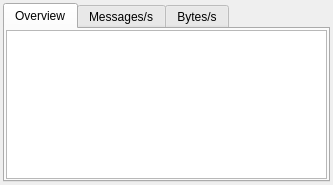
Above: plugin/dltstatisticplugin/form.ui from COVESA/dlt-viewer before the change. Below: the same form after it.
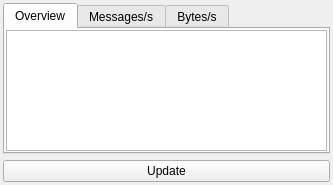
That is the form after the change.

Commit message: Added update button to statistic plugin.

Diff of the .ui file:
```diff
--- a/plugin/dltstatisticplugin/form.ui
+++ b/plugin/dltstatisticplugin/form.ui
@@ -26,7 +26,7 @@
    <property name="bottomMargin">
     <number>3</number>
    </property>
-   <item row="0" column="0">
+   <item row="1" column="0">
     <widget class="QTabWidget" name="Overview">
      <property name="currentIndex">
       <number>0</number>
@@ -48,7 +48,7 @@
        <property name="bottomMargin">
         <number>1</number>
        </property>
-       <item row="0" column="0">
+       <item row="0" column="0" colspan="2">
         <widget class="QTextBrowser" name="textBrowserOverview"/>
        </item>
       </layout>
@@ -93,6 +93,13 @@
      </widget>
     </widget>
    </item>
+   <item row="2" column="0">
+    <widget class="QPushButton" name="pushButtonUpdate">
+     <property name="text">
+      <string>Update</string>
+     </property>
+    </widget>
+   </item>
   </layout>
  </widget>
  <resources/>
```
The commit also changes 5 other files.
